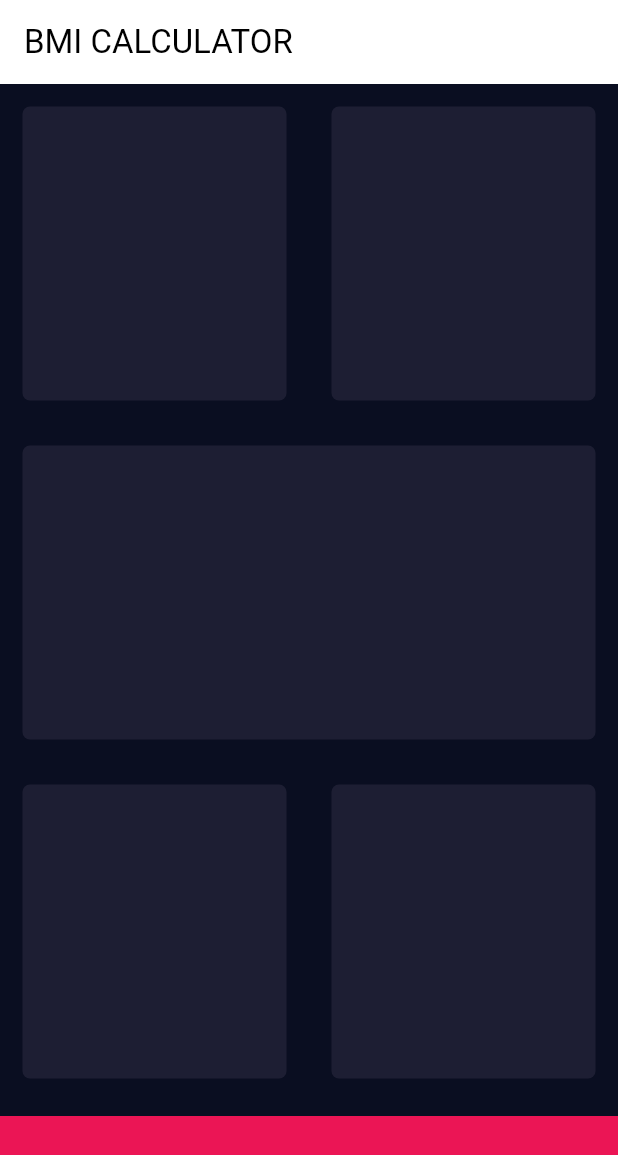
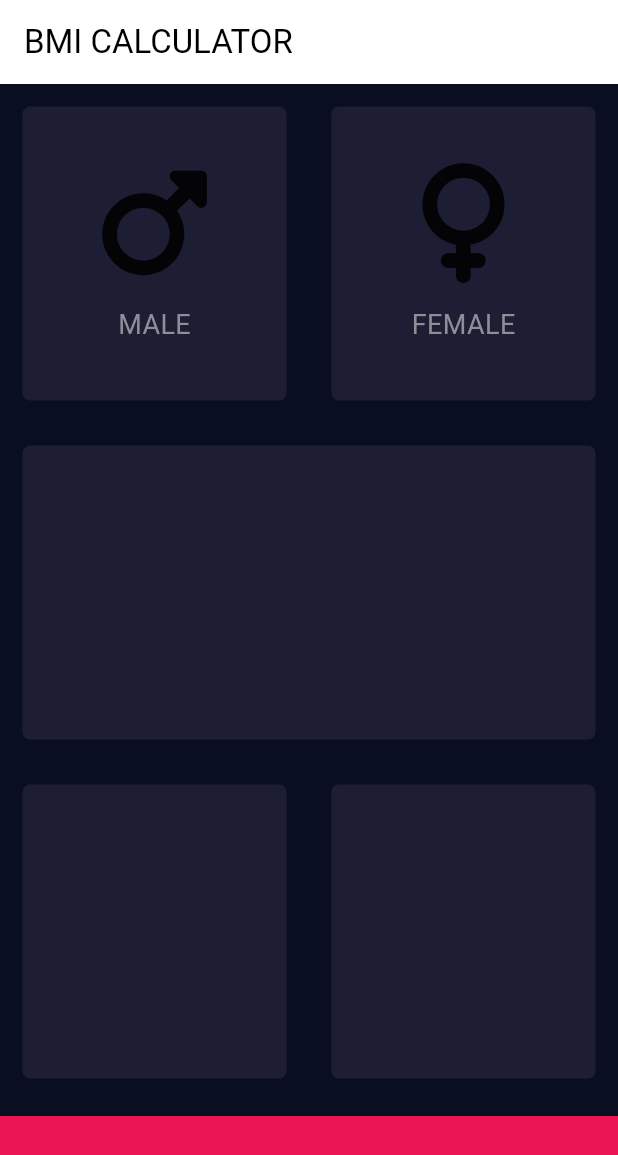
Before and after one commit to PlamediD/bmi_calculator, a Flutter app: the screen it shows after launch, on a phone screen of 412 x 824 dp. Shown: the top 1155 px of the screen. Run offline on Flutter 3.47's test engine with Material 3 defaults, Android fonts, the phone set to English and light mode, and no system bars; our stand-ins replace font_awesome_flutter.

Commit message:
Continue to work on the app

```diff
--- a/lib/components/reusable_card.dart
+++ b/lib/components/reusable_card.dart
@@ -1,11 +1,12 @@
 import 'package:flutter/material.dart';
+import 'package:font_awesome_flutter/font_awesome_flutter.dart';
 
 class ReusableCard extends StatelessWidget {
-  ReusableCard({required this.colour, required this.cardChild, required this.onPress});
+  ReusableCard({required this.colour,  this.cardChild, this.onPress});
 
   final Color colour;
-  final Widget cardChild;
-  final VoidCallback onPress;
+  final Widget ?cardChild;
+  final VoidCallback ?onPress;
 
   @override
   Widget build(BuildContext context) {
--- a/lib/screens/input_page.dart
+++ b/lib/screens/input_page.dart
@@ -1,6 +1,9 @@
 import 'package:flutter/material.dart';
+import 'package:font_awesome_flutter/font_awesome_flutter.dart';
 
 const bottomContainerHeight = 80.0;
+const activeCardColour = Color(0xFF1D1E33);
+const bottomContainerColor = Color(0xFFEB1555);
 
 class InputPage extends StatefulWidget {
   @override
@@ -21,12 +24,20 @@ class _InputPageState extends State<InputPage> {
               children: <Widget>[
                 Expanded(
                   child: ReusableCard(
-                    colour: Color(0xFF1D1E33),
+                    colour: activeCardColour,
+                    cardChild: IconContent(
+                      icon: FontAwesomeIcons.mars,
+                      label: 'MALE',
+                    ),
                   ),
                 ),
                 Expanded(
                   child: ReusableCard(
-                    colour: Color(0xFF1D1E33),
+                    colour: activeCardColour,
+                    cardChild: IconContent(
+                      icon: FontAwesomeIcons.venus,
+                      label: 'FEMALE',
+                    ),
                   ),
                 ),
               ],
@@ -34,7 +45,7 @@ class _InputPageState extends State<InputPage> {
           ),
           Expanded(
             child: ReusableCard(
-              colour: Color(0xFF1D1E33),
+              colour: activeCardColour,
             ),
           ),
           Expanded(
@@ -42,19 +53,19 @@ class _InputPageState extends State<InputPage> {
               children: <Widget>[
                 Expanded(
                   child: ReusableCard(
-                    colour: Color(0xFF1D1E33),
+                    colour: activeCardColour,
                   ),
                 ),
                 Expanded(
                   child: ReusableCard(
-                    colour: Color(0xFF1D1E33),
+                    colour: activeCardColour,
                   ),
                 ),
               ],
             ),
           ),
           Container(
-            color: Color(0xFFEB1555),
+            color: bottomContainerColor,
             margin: EdgeInsets.only(top: 10.0),
             width: double.infinity,
             height: bottomContainerHeight,
@@ -65,12 +76,41 @@ class _InputPageState extends State<InputPage> {
   }
 }
 
+class IconContent extends StatelessWidget {
+  IconContent({this.icon, required this.label});
+  final IconData? icon;
+  final String label;
+
+  @override
+  Widget build(BuildContext context) {
+    return Column(
+      mainAxisAlignment: MainAxisAlignment.center,
+      children: <Widget>[
+        Icon(
+          /*FontAwesomeIcons.mars,*/
+          icon,
+          size: 80.0,
+        ),
+        SizedBox(
+          height: 15.0,
+        ),
+        Text(
+          label,
+          style: TextStyle(fontSize: 18.0, color: Color(0xFF8D8E98)),
+        ),
+      ],
+    );
+  }
+}
+
 class ReusableCard extends StatelessWidget {
-  ReusableCard({required this.colour});
+  ReusableCard({required this.colour, this.cardChild});
   final Color colour;
+  final Widget? cardChild;
   @override
   Widget build(BuildContext context) {
     return Container(
+      child: cardChild,
       margin: EdgeInsets.all(15.0),
       decoration: BoxDecoration(
         color: colour,
--- a/pubspec.yaml
+++ b/pubspec.yaml
@@ -35,6 +35,7 @@ dependencies:
   # The following adds the Cupertino Icons font to your application.
   # Use with the CupertinoIcons class for iOS style icons.
   cupertino_icons: ^1.0.6
+  font_awesome_flutter: ^10.7.0
 
 dev_dependencies:
   flutter_test:
```
Also changed, not shown: pubspec.lock.
